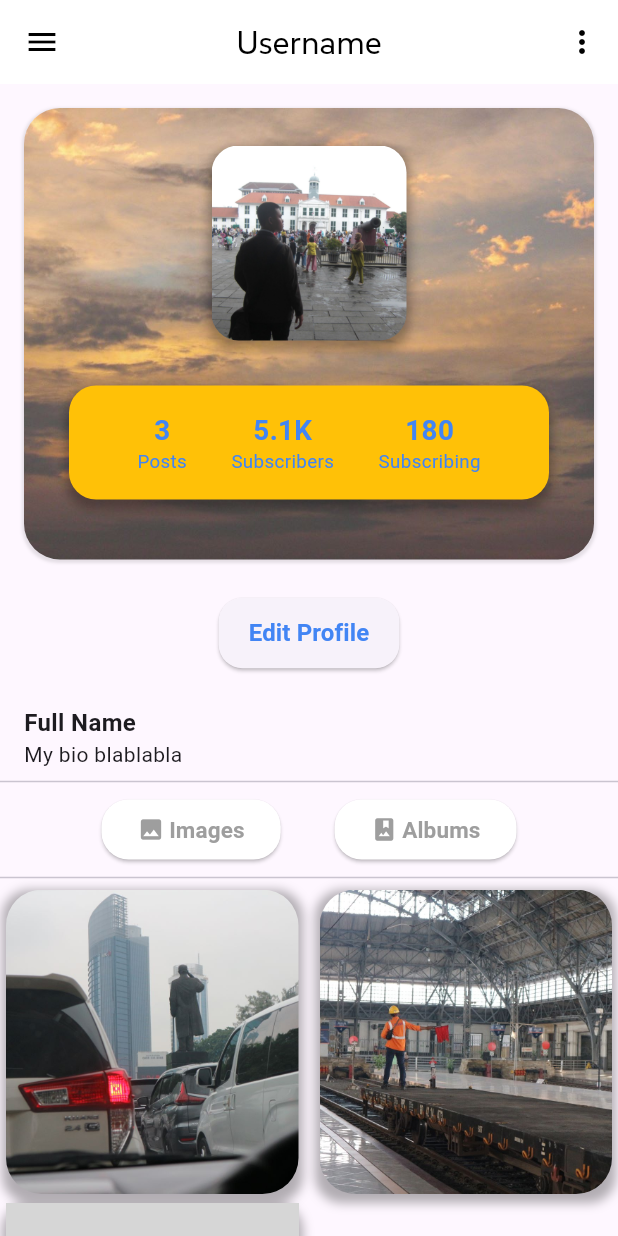
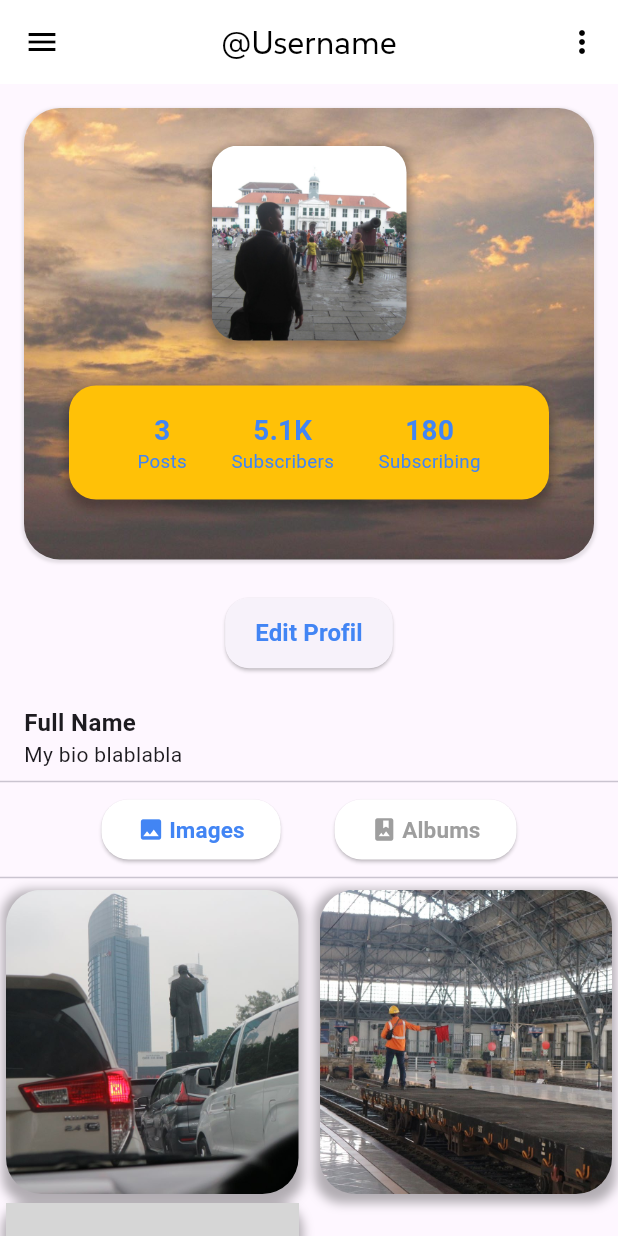
Before and after one commit to yosiasp/mobile_prog_kel6, a Flutter app: the screen it shows after launch, after a tap on "Masuk", on a phone screen of 412 x 824 dp. Run offline on Flutter 3.47's test engine with Material 3 defaults, Android fonts, the phone set to English and light mode, and no system bars; grey boxes are pictures that could not be loaded.

Commit message:
make forget password pharagraph flexible, button color changing for profile, and other minor ui improvment

```diff
--- a/lib/pages/login_page.dart
+++ b/lib/pages/login_page.dart
@@ -36,8 +36,8 @@ class _LoginPageState extends State<LoginPage> {
                       // App Logo
                       Image.asset(
                         'assets/icon.png',
-                        width: 100,
-                        height: 100,
+                        width: 110,
+                        height: 110,
                       ),
 
                       const SizedBox(width: 20),
@@ -47,7 +47,7 @@ class _LoginPageState extends State<LoginPage> {
                         'YouGallery',
                         style: TextStyle(
                           fontFamily: 'Suse',
-                          fontSize: 25,
+                          fontSize: 26,
                           fontWeight: FontWeight.bold,
                           color: Colors.black,
                         ),
@@ -65,7 +65,7 @@ class _LoginPageState extends State<LoginPage> {
                           style: TextStyle(
                             fontFamily: 'Suse',
                             color: Colors.black,
-                            fontSize: 32,
+                            fontSize: 30,
                             fontWeight: FontWeight.w600,
                       )),
                     ],
--- a/lib/pages/profile_page.dart
+++ b/lib/pages/profile_page.dart
@@ -22,7 +22,7 @@ class _ProfilePageState extends State<ProfilePage> {
         elevation: 0,
         leading: const Icon(Icons.menu, color: Colors.black),
         title: const Text(
-          'Username',
+          '@Username',
           style:
               TextStyle(fontSize: 22, fontFamily: 'Suse', color: Colors.black),
         ),
@@ -40,7 +40,7 @@ class _ProfilePageState extends State<ProfilePage> {
                   PopupMenuItem(
                     child: ListTile(
                       leading: const Icon(Icons.edit),
-                      title: const Text('Edit Profile'),
+                      title: const Text('Edit Profil'),
                       onTap: () {
                         Navigator.pop(context); // Menutup menu
                         // Aksi untuk Edit Profile
@@ -50,7 +50,7 @@ class _ProfilePageState extends State<ProfilePage> {
                   PopupMenuItem(
                     child: ListTile(
                       leading: const Icon(Icons.settings),
-                      title: const Text('Settings'),
+                      title: const Text('Pengaturan'),
                       onTap: () {
                         Navigator.pop(context); // Menutup menu
                         // Aksi untuk Settings
@@ -60,7 +60,7 @@ class _ProfilePageState extends State<ProfilePage> {
                   PopupMenuItem(
                     child: ListTile(
                       leading: const Icon(Icons.logout),
-                      title: const Text('Logout'),
+                      title: const Text('Keluar'),
                       onTap: () {
                         Navigator.pop(context); // Menutup menu sebelum navigasi
                         Navigator.push(
@@ -183,7 +183,7 @@ class _ProfilePageState extends State<ProfilePage> {
                       ),
                     ),
                     child: const Text(
-                      'Edit Profile',
+                      'Edit Profil',
                       style: TextStyle(
                         fontSize: 16,
                         color: Color(0xFF4285F4),
@@ -246,7 +246,7 @@ class _ProfilePageState extends State<ProfilePage> {
                     children: [
                       Icon(
                         Icons.photo,
-                        color: Colors.grey[500],
+                        color: showImages ? Color(0xFF4285F4) : Colors.grey[500], // Changing Based of Chosen View
                       ),
                       const SizedBox(width: 3),
                       Text(
@@ -255,7 +255,7 @@ class _ProfilePageState extends State<ProfilePage> {
                           fontSize: 15,
                           fontFamily: 'Roboto',
                           fontWeight: FontWeight.w700,
-                          color: Colors.grey[500],
+                          color: showImages ? Color(0xFF4285F4) : Colors.grey[500], // Changing Based of Chosen View
                         )
                       )
                     ],
@@ -281,16 +281,16 @@ class _ProfilePageState extends State<ProfilePage> {
                     children: [
                       Icon(
                         Icons.photo_album,
-                        color: Colors.grey[500],
+                        color: showImages ? Colors.grey[500] : Color(0xFF4285F4), // Changing Based of Chosen View
                       ),
                       const SizedBox(width: 3),
                       Text(
                         'Albums',
-                        style: TextStyle(
+                          style: TextStyle(
                           fontSize: 15,
                           fontFamily: 'Roboto',
                           fontWeight: FontWeight.w700,
-                          color: Colors.grey[500],
+                          color: showImages ? Colors.grey[500] : Color(0xFF4285F4), // Changing Based of Chosen View
                         )
                       )
                     ],
```
Also changed, not shown: lib/pages/forget_password.dart (+5 -30 lines), lib/pages/register_page.dart (+6 -1 lines).
